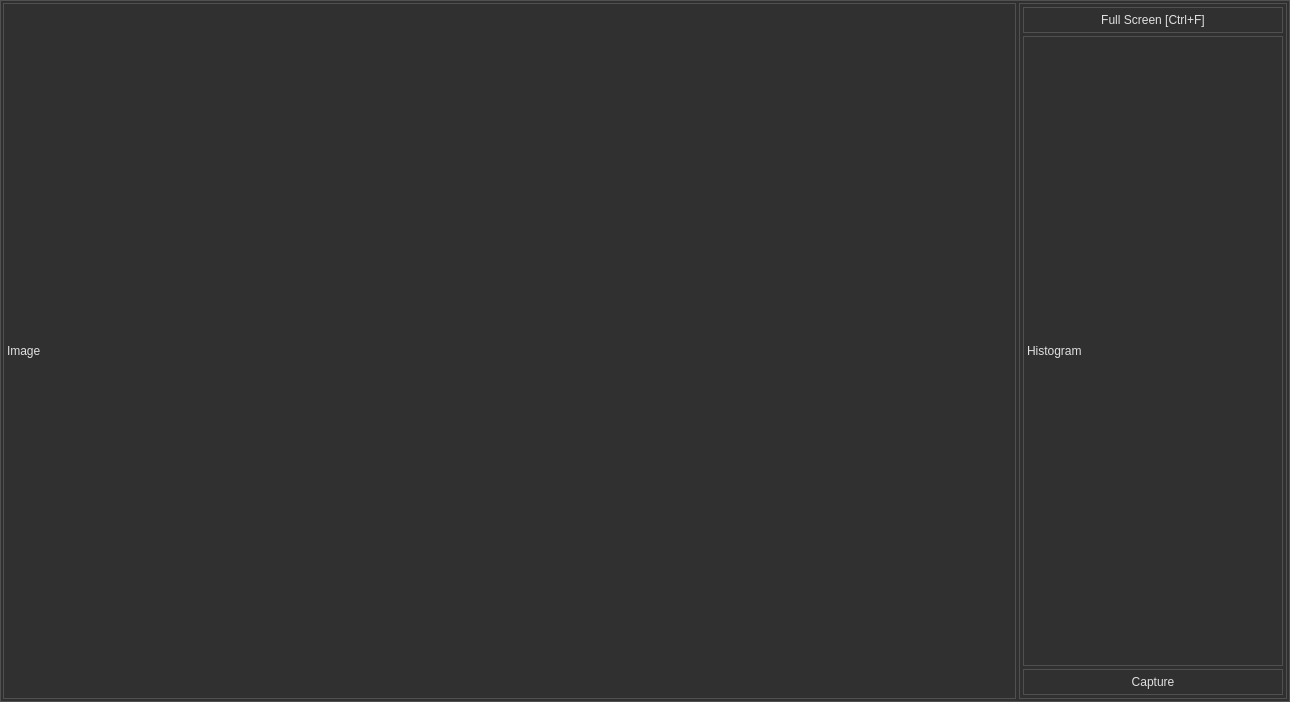
aleksey-ka/OpenAP-AstroPhotography, file mainframe.ui: the form before one commit.
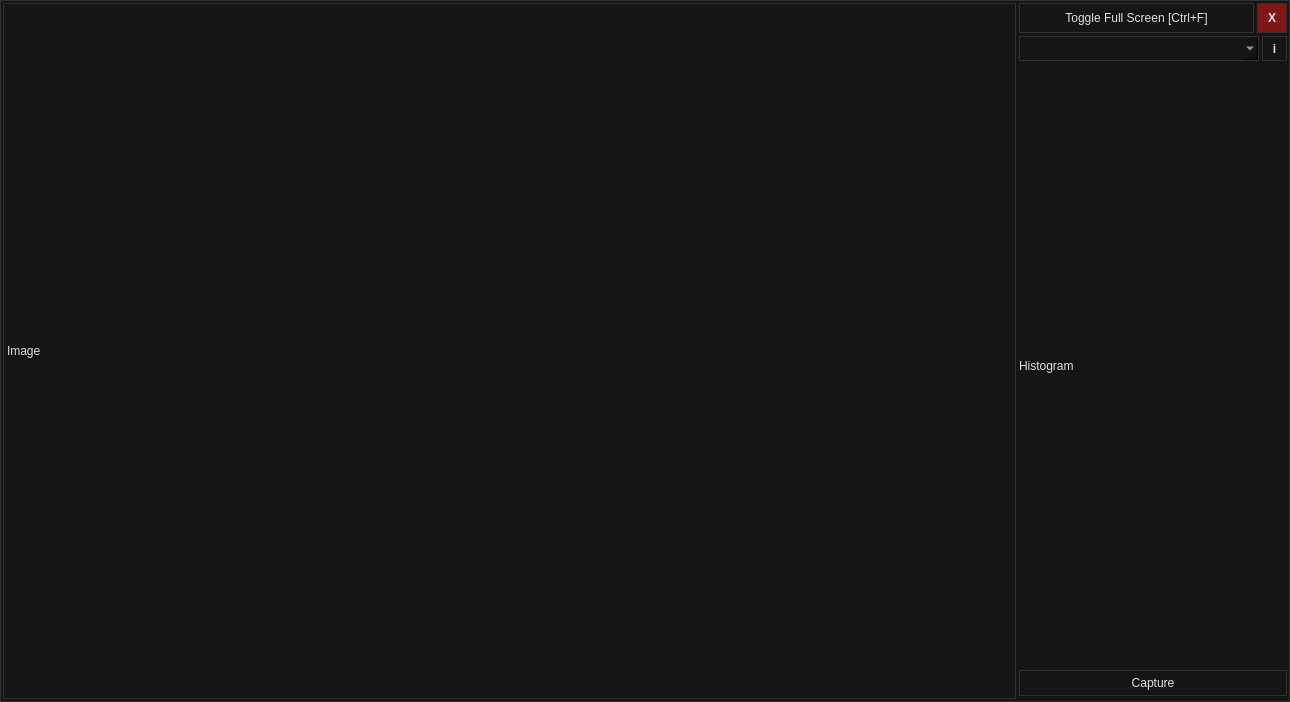
The form after the commit.

Commit message: Close button in full screen mode (and keyboard shortcut). UI design tweaks

The edit to the form file:
```diff
--- a/mainframe.ui
+++ b/mainframe.ui
@@ -16,13 +16,13 @@
   <property name="styleSheet">
    <string notr="true">QWidget {
 	color: #E0E0E0;
-	background-color: #303030;
+	background-color: #151515;
 	border-width: 1px;
 	border-style: solid;
-	border-color: #505050;
+	border-color: #303030;
 }
 QFrame {
-	border-color: #505050;
+	border-color: #303030;
 }
 QPushButton {
 	padding: 5;
@@ -61,6 +61,11 @@
         <height>16777215</height>
        </size>
       </property>
+      <property name="styleSheet">
+       <string notr="true">QFrame { 
+	border:none;
+}</string>
+      </property>
       <property name="frameShape">
        <enum>QFrame::StyledPanel</enum>
       </property>
@@ -68,11 +73,173 @@
        <enum>QFrame::Raised</enum>
       </property>
       <layout class="QVBoxLayout" name="verticalLayout">
+       <property name="leftMargin">
+        <number>0</number>
+       </property>
+       <property name="topMargin">
+        <number>0</number>
+       </property>
+       <property name="rightMargin">
+        <number>0</number>
+       </property>
        <item>
-        <widget class="QPushButton" name="toggleFullScreenButton">
-         <property name="text">
-          <string>Full Screen [Ctrl+F]</string>
+        <widget class="QFrame" name="topToolbar">
+         <property name="sizePolicy">
+          <sizepolicy hsizetype="Minimum" vsizetype="Fixed">
+           <horstretch>0</horstretch>
+           <verstretch>0</verstretch>
+          </sizepolicy>
          </property>
+         <property name="frameShape">
+          <enum>QFrame::StyledPanel</enum>
+         </property>
+         <property name="frameShadow">
+          <enum>QFrame::Raised</enum>
+         </property>
+         <layout class="QHBoxLayout" name="horizontalLayout_3">
+          <property name="leftMargin">
+           <number>0</number>
+          </property>
+          <property name="topMargin">
+           <number>0</number>
+          </property>
+          <property name="rightMargin">
+           <number>0</number>
+          </property>
+          <property name="bottomMargin">
+           <number>0</number>
+          </property>
+          <item>
+           <widget class="QPushButton" name="toggleFullScreenButton">
+            <property name="sizePolicy">
+             <sizepolicy hsizetype="Minimum" vsizetype="Preferred">
+              <horstretch>0</horstretch>
+              <verstretch>0</verstretch>
+             </sizepolicy>
+            </property>
+            <property name="minimumSize">
+             <size>
+              <width>0</width>
+              <height>30</height>
+             </size>
+            </property>
+            <property name="maximumSize">
+             <size>
+              <width>16777215</width>
+              <height>30</height>
+             </size>
+            </property>
+            <property name="text">
+             <string>Toggle Full Screen [Ctrl+F]</string>
+            </property>
+           </widget>
+          </item>
+          <item>
+           <widget class="QPushButton" name="closeButton">
+            <property name="minimumSize">
+             <size>
+              <width>30</width>
+              <height>30</height>
+             </size>
+            </property>
+            <property name="maximumSize">
+             <size>
+              <width>30</width>
+              <height>30</height>
+             </size>
+            </property>
+            <property name="font">
+             <font>
+              <weight>75</weight>
+              <bold>true</bold>
+             </font>
+            </property>
+            <property name="toolTip">
+             <string>Exit application</string>
+            </property>
+            <property name="styleSheet">
+             <string notr="true">background-color: #801515;</string>
+            </property>
+            <property name="text">
+             <string>X</string>
+            </property>
+           </widget>
+          </item>
+         </layout>
+        </widget>
+       </item>
+       <item>
+        <widget class="QFrame" name="cameraSelectionControls">
+         <property name="sizePolicy">
+          <sizepolicy hsizetype="Preferred" vsizetype="Fixed">
+           <horstretch>0</horstretch>
+           <verstretch>0</verstretch>
+          </sizepolicy>
+         </property>
+         <property name="maximumSize">
+          <size>
+           <width>16777215</width>
+           <height>16777215</height>
+          </size>
+         </property>
+         <property name="styleSheet">
+          <string notr="true">QFrame { 
+	border:none;
+}</string>
+         </property>
+         <property name="frameShape">
+          <enum>QFrame::StyledPanel</enum>
+         </property>
+         <property name="frameShadow">
+          <enum>QFrame::Raised</enum>
+         </property>
+         <layout class="QHBoxLayout" name="horizontalLayout_2">
+          <property name="leftMargin">
+           <number>0</number>
+          </property>
+          <property name="topMargin">
+           <number>0</number>
+          </property>
+          <property name="rightMargin">
+           <number>0</number>
+          </property>
+          <property name="bottomMargin">
+           <number>0</number>
+          </property>
+          <item>
+           <widget class="QComboBox" name="cameraSelectionCombo">
+            <property name="minimumSize">
+             <size>
+              <width>0</width>
+              <height>25</height>
+             </size>
+            </property>
+            <property name="frame">
+             <bool>true</bool>
+            </property>
+           </widget>
+          </item>
+          <item>
+           <widget class="QPushButton" name="cameraInfoButton">
+            <property name="maximumSize">
+             <size>
+              <width>25</width>
+              <height>25</height>
+             </size>
+            </property>
+            <property name="font">
+             <font>
+              <pointsize>9</pointsize>
+              <weight>75</weight>
+              <bold>true</bold>
+             </font>
+            </property>
+            <property name="text">
+             <string>i</string>
+            </property>
+           </widget>
+          </item>
+         </layout>
         </widget>
        </item>
        <item>
```
Left out of the diff: 2 changed lines with no effect on the pictures. The commit also changes 2 other files.
